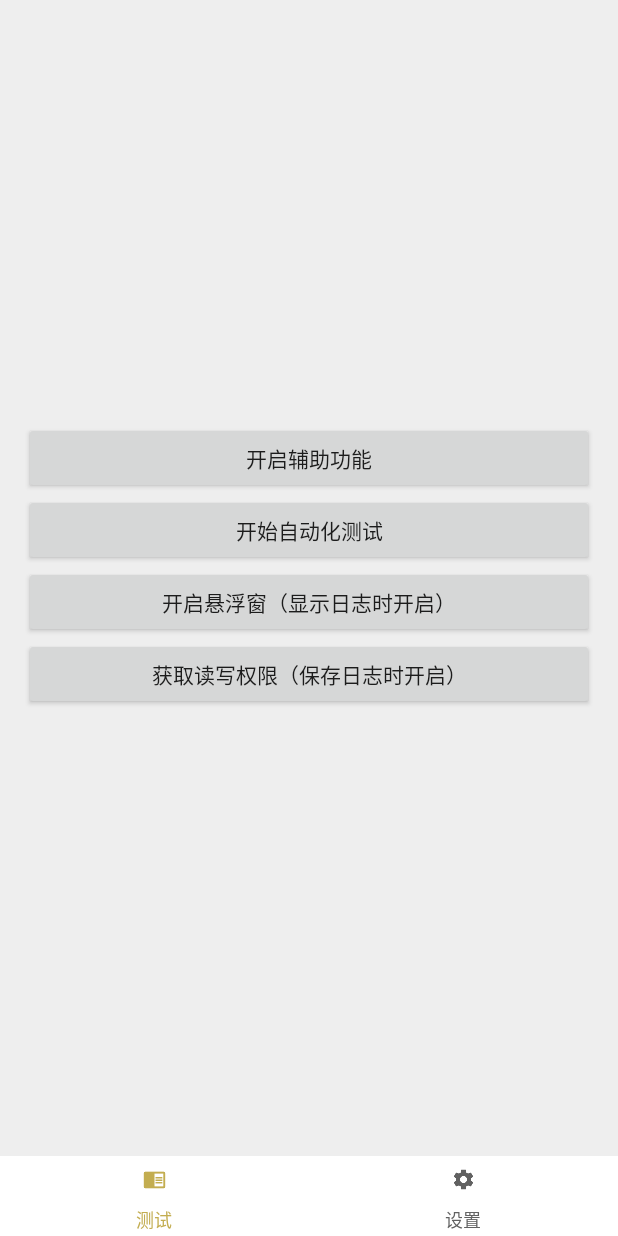
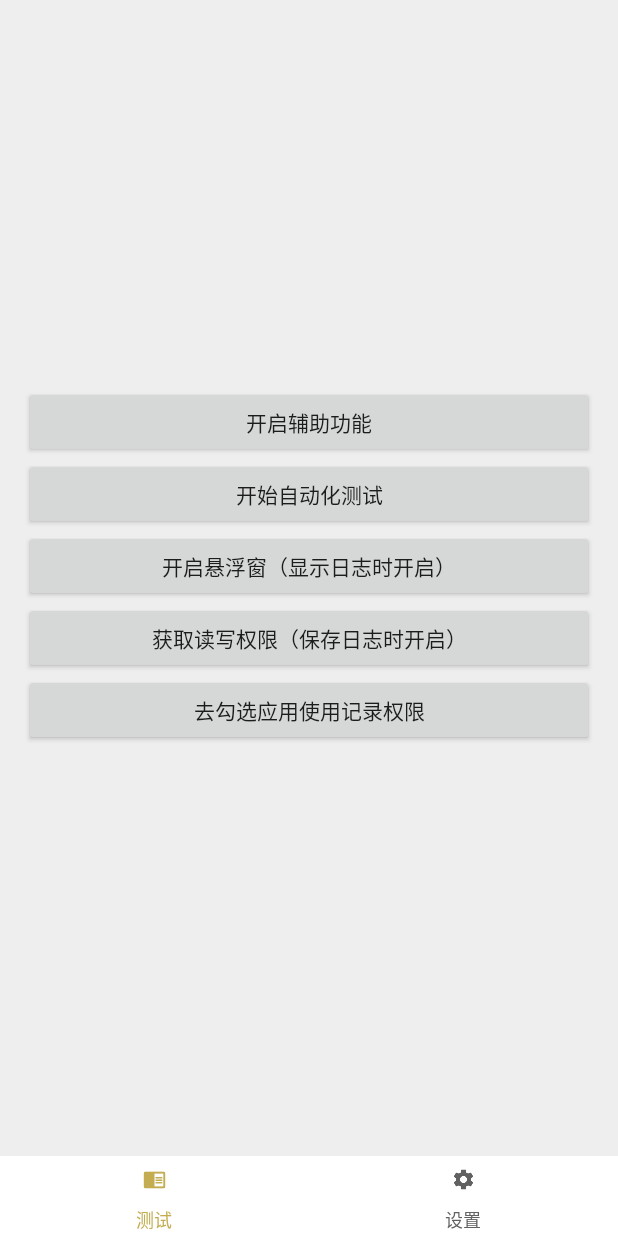
Before and after one commit to iblue007/repayappgf, an Android app: the screen it shows after launch (MainActivity), on a phone screen of 412 x 824 dp. Run offline under Robolectric (Android 15) with nearby library versions, the phone set to English and light mode, and no system bars; our stand-ins replace EventBus; libraries missing offline, so code that uses them is left out: com.alibaba.fastjson, com.chad.library, com.yhao.floatwindow; 2 statements that could not run were skipped.

Commit message:
代码优化

```diff
--- a/app/src/main/AndroidManifest.xml
+++ b/app/src/main/AndroidManifest.xml
@@ -1,5 +1,6 @@
 <?xml version="1.0" encoding="utf-8"?>
 <manifest xmlns:android="http://schemas.android.com/apk/res/android"
+    xmlns:tools="http://schemas.android.com/tools"
     package="com.position.wyh.position">
 
     <uses-permission android:name="android.permission.READ_PHONE_STATE" />
@@ -16,6 +17,11 @@
     <uses-permission android:name="android.permission.WRITE_EXTERNAL_STORAGE" />
     <uses-permission android:name="android.permission.READ_EXTERNAL_STORAGE" />
     <uses-permission android:name="android.permission.MOUNT_UNMOUNT_FILESYSTEMS" />
+    <uses-permission
+        android:name="android.permission.PACKAGE_USAGE_STATS"
+        tools:ignore="ProtectedPermissions"/>
+
+
 
     <application
         android:allowBackup="true"
--- a/app/src/main/java/com/position/wyh/position/AutoClickService.java
+++ b/app/src/main/java/com/position/wyh/position/AutoClickService.java
@@ -29,6 +29,8 @@ public class AutoClickService extends AccessibilityServiceZhanShan {
         /* class com.position.wyh.position.AutoClickService.AnonymousClass1 */
         public void run() {
             try {
+                String topApp = SystemUtil.getTopApp(getApplicationContext());
+                LogUtils.e("======", "======##################当前运行的app:"+topApp);
                 if (state == State.WAITING || state == State.ShortMessage) {
                     if (!TextUtils.isEmpty(SmsObserver.mReceivedSmsStr) && SmsObserver.mReceivedState == 1) {
                         LogUtils.e("======", "======##################上传短信信息");
--- a/app/src/main/java/com/position/wyh/position/MainActivity.java
+++ b/app/src/main/java/com/position/wyh/position/MainActivity.java
@@ -40,6 +40,7 @@ import com.position.wyh.position.utlis.LogUtils;
 import com.position.wyh.position.utlis.MessageUtils;
 import com.position.wyh.position.utlis.OkHttpUtil;
 import com.position.wyh.position.utlis.OnClickItemCallBack;
+import com.position.wyh.position.utlis.SystemUtil;
 import com.position.wyh.position.viewpagerindicator.IconPagerAdapter;
 import com.position.wyh.position.viewpagerindicator.IconTabPageIndicator;
 import com.position.wyh.position.viewpagerindicator.Md5Utils;
@@ -125,7 +126,7 @@ public class MainActivity extends FragmentActivity {
                     Commonutil.delFile(MainActivity.MAIN_TEMP + "logInfo.txt");
                     Commonutil.saveToSDCard(getApplicationContext(), "logInfo.txt", homeTitleBarAdapter.getData().toString());
                     MessageUtils.show(MainActivity.this, "保存成功！");
-                }else {
+                } else {
                     MessageUtils.show(MainActivity.this, "没有日志可以保存！！！");
                 }
             }
--- a/app/src/main/java/com/position/wyh/position/knowledgeFragment.java
+++ b/app/src/main/java/com/position/wyh/position/knowledgeFragment.java
@@ -8,6 +8,7 @@ import android.content.SharedPreferences;
 import android.content.pm.PackageManager;
 import android.os.Bundle;
 import android.os.Environment;
+import android.provider.Settings;
 import android.support.annotation.Nullable;
 import android.support.v4.app.ActivityCompat;
 import android.support.v4.content.ContextCompat;
@@ -44,6 +45,7 @@ public class knowledgeFragment extends BaseFragment {
     private Button mButton_start;
     private Button mButton_assit;
     private Button mButton_float_window;
+    private Button mButton_usage;
     private Button mButton_permission;
     private Button mButton_order_query;
     private Button mButton_order_get;
@@ -70,6 +72,7 @@ public class knowledgeFragment extends BaseFragment {
         mButton_start = view.findViewById(R.id.button_start);
         mButton_assit = view.findViewById(R.id.button_assit);
         mButton_float_window = view.findViewById(R.id.button_flaot_window);
+        mButton_usage = view.findViewById(R.id.button_usage);
         mButton_permission = view.findViewById(R.id.button_permission);
         mButton_order_get = view.findViewById(R.id.button_order_get);
         mButton_order_query = view.findViewById(R.id.button_order_query);
@@ -94,7 +97,7 @@ public class knowledgeFragment extends BaseFragment {
                 requestPermissions(getContext(), new String[]{Manifest.permission.WRITE_EXTERNAL_STORAGE}, new MainActivity.RequestPermissionCallBack() {
                     @Override
                     public void granted() {
-                        MessageUtils.show(getContext(),"权限已获取。");
+                        MessageUtils.show(getContext(), "权限已获取。");
                         createDefaultDir();
                     }
 
@@ -123,6 +126,7 @@ public class knowledgeFragment extends BaseFragment {
                 requestPermissions(getContext(), new String[]{Manifest.permission.SYSTEM_ALERT_WINDOW}, new MainActivity.RequestPermissionCallBack() {
                     @Override
                     public void granted() {
+                        MessageUtils.show(getContext(), "权限已获取。");
                         if (FloatWindow.get() != null) {
                             FloatWindow.get().show();
                         }
@@ -136,6 +140,15 @@ public class knowledgeFragment extends BaseFragment {
 
             }
         });
+        mButton_usage.setOnClickListener(new View.OnClickListener() {
+            @Override
+            public void onClick(View v) {
+                startActivityForResult(
+                        new Intent(Settings.ACTION_USAGE_ACCESS_SETTINGS),
+                        100);
+            }
+        });
+
         mButton_order_get.setOnClickListener(new View.OnClickListener() {
             @Override
             public void onClick(View v) {
@@ -169,6 +182,7 @@ public class knowledgeFragment extends BaseFragment {
                 });
             }
         });
+
         mButton_order_clear.setOnClickListener(new View.OnClickListener() {
             @Override
             public void onClick(View v) {
--- a/app/src/main/res/layout/knowledge_fragment.xml
+++ b/app/src/main/res/layout/knowledge_fragment.xml
@@ -41,6 +41,11 @@
             android:layout_height="wrap_content"
             android:text="获取读写权限（保存日志时开启）" />
 
+        <Button
+            android:id="@+id/button_usage"
+            android:layout_width="match_parent"
+            android:layout_height="wrap_content"
+            android:text="去勾选应用使用记录权限" />
 
         <Button
             android:id="@+id/button_order_get"
```
Also changed, not shown: app/src/main/java/com/position/wyh/position/utlis/SystemUtil.java (+77 -0 lines).
